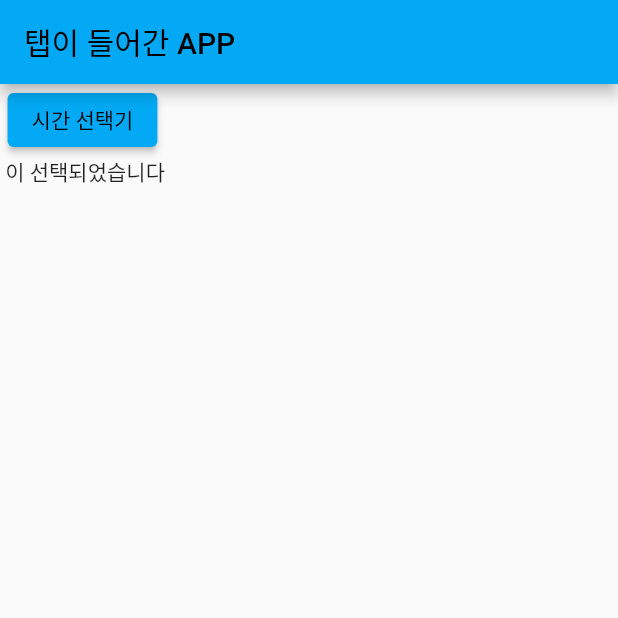
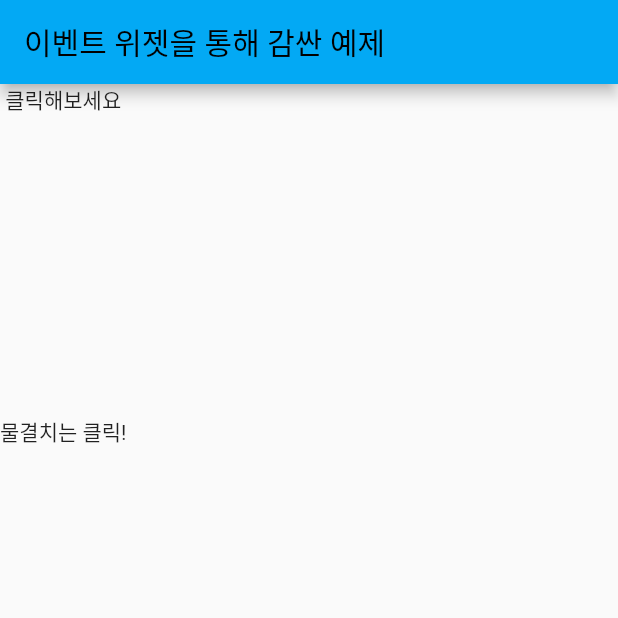
Before and after one commit to BOBODDO/Flutter_Study, a Flutter app: the screen it shows after launch, on a phone screen of 412 x 824 dp, the top half of it. Run offline on Flutter 3.47's test engine with Material 2 defaults, Android fonts, the phone set to English and light mode, and no system bars.

Commit message:
Gesture Detector은 단순히 자식 위젯을 터치만 가능하고, InkWell은 클릭시에 이벤트가 발생된다

```diff
--- a/lib/main.dart
+++ b/lib/main.dart
@@ -27,30 +27,27 @@ class MyHomePage extends StatefulWidget {
 }
 
 class _MyHomePageState extends State<MyHomePage> {
-  String _selectedTime = '';
-
   @override
   Widget build(BuildContext context) {
     return Scaffold(
         appBar: AppBar(
-          title: Text('탭이 들어간 APP'),
+          title: Text('이벤트 위젯을 통해 감싼 예제'),
         ),
         body: Column(
           children: [
-            ElevatedButton(
-              onPressed: () {
-                Future<TimeOfDay?> selectedDate = showTimePicker(
-                    context: context, initialTime: TimeOfDay.now());
-
-                selectedDate.then((timeOfDay) {
-                  setState(() {
-                    _selectedTime = '${timeOfDay!.hour} : ${timeOfDay!.minute}';
-                  });
-                });
+            GestureDetector(
+              onTap: () {
+                print('GesturdDetector 클릭!');
               },
-              child: Text('시간 선택기'),
+              child: Text('클릭해보세요'),
             ),
-            Text('$_selectedTime 이 선택되었습니다')
+            SizedBox(height: 200),
+            InkWell(
+              onTap: () {
+                print('물결치는 InkWell 클릭');
+              },
+              child: Text('물결치는 클릭!'),
+            )
           ],
         ));
   }
```
